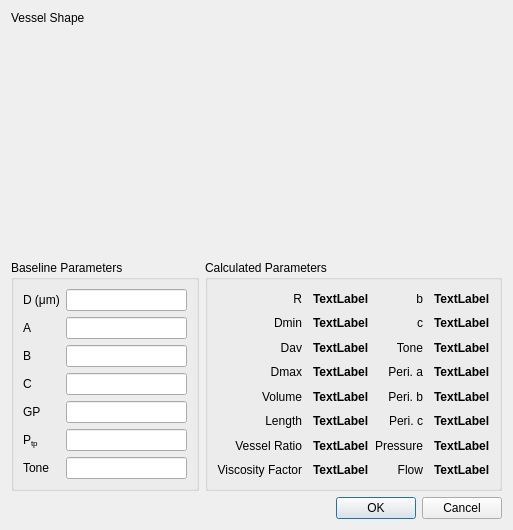
Old version of the form src/vesseldlg.ui in the repository AdamMajer/bshouty-lung-model.
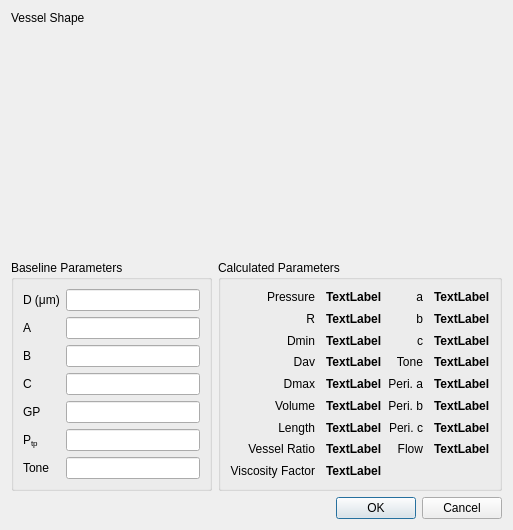
New version of the form. Custom widgets are drawn as their Qt base class.

Commit message:
'Compromise' in disease is now used to scale max vessel dimension, not D
The scaling factor vessel.a indicates maximal vessel dimensions. So
scale this value linearly with compromise instead of manipulating
baseline vessel diameter directly.

Patch:
```diff
--- a/src/vesseldlg.ui
+++ b/src/vesseldlg.ui
@@ -120,7 +120,23 @@
       <string>Calculated Parameters</string>
      </property>
      <layout class="QGridLayout" name="gridLayout">
-      <item row="0" column="0">
+      <item row="5" column="3">
+       <widget class="QLabel" name="cperivascular_press_b">
+        <property name="styleSheet">
+         <string notr="true">font-weight: bold;</string>
+        </property>
+        <property name="text">
+         <string>TextLabel</string>
+        </property>
+        <property name="margin">
+         <number>2</number>
+        </property>
+        <property name="indent">
+         <number>5</number>
+        </property>
+       </widget>
+      </item>
+      <item row="1" column="0">
        <widget class="QLabel" name="label_4">
         <property name="text">
          <string>R</string>
@@ -130,7 +146,7 @@
         </property>
        </widget>
       </item>
-      <item row="0" column="1">
+      <item row="1" column="1">
        <widget class="QLabel" name="cR">
         <property name="styleSheet">
          <string notr="true">font-weight: bold;</string>
@@ -146,7 +162,7 @@
         </property>
        </widget>
       </item>
-      <item row="0" column="2">
+      <item row="1" column="2">
        <widget class="QLabel" name="label_52">
         <property name="text">
          <string>b</string>
@@ -156,7 +172,7 @@
         </property>
        </widget>
       </item>
-      <item row="0" column="3">
+      <item row="1" column="3">
        <widget class="QLabel" name="cb">
         <property name="styleSheet">
          <string notr="true">font-weight: bold;</string>
@@ -172,7 +188,7 @@
         </property>
        </widget>
       </item>
-      <item row="1" column="0">
+      <item row="2" column="0">
        <widget class="QLabel" name="label_7">
         <property name="text">
          <string>Dmin</string>
@@ -182,7 +198,7 @@
         </property>
        </widget>
       </item>
-      <item row="1" column="1">
+      <item row="2" column="1">
        <widget class="QLabel" name="cDmin">
         <property name="styleSheet">
          <string notr="true">font-weight: bold;</string>
@@ -198,7 +214,7 @@
         </property>
        </widget>
       </item>
-      <item row="1" column="2">
+      <item row="2" column="2">
        <widget class="QLabel" name="label_51">
         <property name="text">
          <string>c</string>
@@ -208,7 +224,7 @@
         </property>
        </widget>
       </item>
-      <item row="1" column="3">
+      <item row="2" column="3">
        <widget class="QLabel" name="cc">
         <property name="styleSheet">
          <string notr="true">font-weight: bold;</string>
@@ -224,7 +240,7 @@
         </property>
        </widget>
       </item>
-      <item row="2" column="0">
+      <item row="3" column="0">
        <widget class="QLabel" name="label_8">
         <property name="text">
          <string>Dav</string>
@@ -234,7 +250,7 @@
         </property>
        </widget>
       </item>
-      <item row="2" column="1">
+      <item row="3" column="1">
        <widget class="QLabel" name="cD_calc">
         <property name="styleSheet">
          <string notr="true">font-weight: bold;</string>
@@ -250,7 +266,7 @@
         </property>
        </widget>
       </item>
-      <item row="2" column="2">
+      <item row="3" column="2">
        <widget class="QLabel" name="label_46">
         <property name="text">
          <string>Tone</string>
@@ -260,7 +276,7 @@
         </property>
        </widget>
       </item>
-      <item row="2" column="3">
+      <item row="3" column="3">
        <widget class="QLabel" name="ctone">
         <property name="styleSheet">
          <string notr="true">font-weight: bold;</string>
@@ -276,7 +292,7 @@
         </property>
        </widget>
       </item>
-      <item row="3" column="0">
+      <item row="4" column="0">
        <widget class="QLabel" name="label_9">
         <property name="text">
          <string>Dmax</string>
@@ -286,7 +302,7 @@
         </property>
        </widget>
       </item>
-      <item row="3" column="1">
+      <item row="4" column="1">
        <widget class="QLabel" name="cDmax">
         <property name="styleSheet">
          <string notr="true">font-weight: bold;</string>
@@ -302,7 +318,7 @@
         </property>
        </widget>
       </item>
-      <item row="3" column="2">
+      <item row="4" column="2">
        <widget class="QLabel" name="label_48">
         <property name="text">
          <string>Peri. a</string>
@@ -312,7 +328,7 @@
         </property>
        </widget>
       </item>
-      <item row="3" column="3">
+      <item row="4" column="3">
        <widget class="QLabel" name="cperivascular_press_a">
         <property name="styleSheet">
          <string notr="true">font-weight: bold;</string>
@@ -328,7 +344,7 @@
         </property>
        </widget>
       </item>
-      <item row="4" column="0">
+      <item row="5" column="0">
        <widget class="QLabel" name="label_11">
         <property name="text">
          <string>Volume</string>
@@ -338,7 +354,7 @@
         </property>
        </widget>
       </item>
-      <item row="4" column="1">
+      <item row="5" column="1">
        <widget class="QLabel" name="cvolume">
         <property name="styleSheet">
          <string notr="true">font-weight: bold;</string>
@@ -354,7 +370,7 @@
         </property>
        </widget>
       </item>
-      <item row="4" column="2">
+      <item row="5" column="2">
        <widget class="QLabel" name="label_39">
         <property name="text">
          <string>Peri. b</string>
@@ -364,23 +380,7 @@
         </property>
        </widget>
       </item>
-      <item row="4" column="3">
-       <widget class="QLabel" name="cperivascular_press_b">
-        <property name="styleSheet">
-         <string notr="true">font-weight: bold;</string>
-        </property>
-        <property name="text">
-         <string>TextLabel</string>
-        </property>
-        <property name="margin">
-         <number>2</number>
-        </property>
-        <property name="indent">
-         <number>5</number>
-        </property>
-       </widget>
-      </item>
-      <item row="5" column="0">
+      <item row="6" column="0">
        <widget class="QLabel" name="label_12">
         <property name="text">
          <string>Length</string>
@@ -390,7 +390,7 @@
         </property>
        </widget>
       </item>
-      <item row="5" column="1">
+      <item row="6" column="1">
        <widget class="QLabel" name="clength">
         <property name="styleSheet">
          <string notr="true">font-weight: bold;</string>
@@ -406,7 +406,7 @@
         </property>
        </widget>
       </item>
-      <item row="5" column="2">
+      <item row="6" column="2">
        <widget class="QLabel" name="label_41">
         <property name="text">
          <string>Peri. c</string>
@@ -416,7 +416,7 @@
         </property>
        </widget>
       </item>
-      <item row="5" column="3">
+      <item row="6" column="3">
        <widget class="QLabel" name="cperivascular_press_c">
         <property name="styleSheet">
          <string notr="true">font-weight: bold;</string>
@@ -432,7 +432,7 @@
         </property>
        </widget>
       </item>
-      <item row="6" column="0">
+      <item row="7" column="0">
        <widget class="QLabel" name="label_13">
         <property name="text">
          <string>Vessel Ratio</string>
@@ -442,7 +442,7 @@
         </property>
        </widget>
       </item>
-      <item row="6" column="1">
+      <item row="7" column="1">
        <widget class="QLabel" name="cvessel_ratio">
         <property name="styleSheet">
          <string notr="true">font-weight: bold;</string>
@@ -458,33 +458,7 @@
         </property>
        </widget>
       </item>
-      <item row="6" column="2">
-       <widget class="QLabel" name="label_53">
-        <property name="text">
-         <string>Pressure</string>
-        </property>
-        <property name="alignment">
-         <set>Qt::AlignRight|Qt::AlignTrailing|Qt::AlignVCenter</set>
-        </property>
-       </widget>
-      </item>
-      <item row="6" column="3">
-       <widget class="QLabel" name="cpressure">
-        <property name="styleSheet">
-         <string notr="true">font-weight: bold;</string>
-        </property>
-        <property name="text">
-         <string>TextLabel</string>
-        </property>
-        <property name="margin">
-         <number>2</number>
-        </property>
-        <property name="indent">
-         <number>5</number>
-        </property>
-       </widget>
-      </item>
-      <item row="7" column="0">
+      <item row="8" column="0">
        <widget class="QLabel" name="label_14">
         <property name="text">
          <string>Viscosity Factor</string>
@@ -494,7 +468,7 @@
         </property>
        </widget>
       </item>
-      <item row="7" column="1">
+      <item row="8" column="1">
        <widget class="QLabel" name="cviscosity_factor">
         <property name="styleSheet">
          <string notr="true">font-weight: bold;</string>
@@ -510,6 +484,74 @@
         </property>
        </widget>
       </item>
+      <item row="0" column="2">
+       <widget class="QLabel" name="label_15">
+        <property name="text">
+         <string>a</string>
+        </property>
+        <property name="alignment">
+         <set>Qt::AlignRight|Qt::AlignTrailing|Qt::AlignVCenter</set>
+        </property>
+       </widget>
+      </item>
+      <item row="0" column="3">
+       <widget class="QLabel" name="ca">
+        <property name="styleSheet">
+         <string notr="true">font-weight: bold;</string>
+        </property>
+        <property name="text">
+         <string>TextLabel</string>
+        </property>
+        <property name="margin">
+         <number>2</number>
+        </property>
+        <property name="indent">
+         <number>5</number>
+        </property>
+       </widget>
+      </item>
+      <item row="0" column="0">
+       <widget class="QLabel" name="label_53">
+        <property name="text">
+         <string>Pressure</string>
+        </property>
+        <property name="alignment">
+         <set>Qt::AlignRight|Qt::AlignTrailing|Qt::AlignVCenter</set>
+        </property>
+       </widget>
+      </item>
+      <item row="0" column="1">
+       <widget class="QLabel" name="cpressure">
+        <property name="styleSheet">
+         <string notr="true">font-weight: bold;</string>
+        </property>
+        <property name="text">
+         <string>TextLabel</string>
+        </property>
+        <property name="margin">
+         <number>2</number>
+        </property>
+        <property name="indent">
+         <number>5</number>
+        </property>
+       </widget>
+      </item>
+      <item row="7" column="3">
+       <widget class="QLabel" name="cflow">
+        <property name="styleSheet">
+         <string notr="true">font-weight: bold;</string>
+        </property>
+        <property name="text">
+         <string>TextLabel</string>
+        </property>
+        <property name="margin">
+         <number>2</number>
+        </property>
+        <property name="indent">
+         <number>5</number>
+        </property>
+       </widget>
+      </item>
       <item row="7" column="2">
        <widget class="QLabel" name="label_45">
         <property name="text">
@@ -520,22 +562,6 @@
         </property>
        </widget>
       </item>
-      <item row="7" column="3">
-       <widget class="QLabel" name="cflow">
-        <property name="styleSheet">
-         <string notr="true">font-weight: bold;</string>
-        </property>
-        <property name="text">
-         <string>TextLabel</string>
-        </property>
-        <property name="margin">
-         <number>2</number>
-        </property>
-        <property name="indent">
-         <number>5</number>
-        </property>
-       </widget>
-      </item>
      </layout>
     </widget>
    </item>
```
The commit also changes 2 other files.
